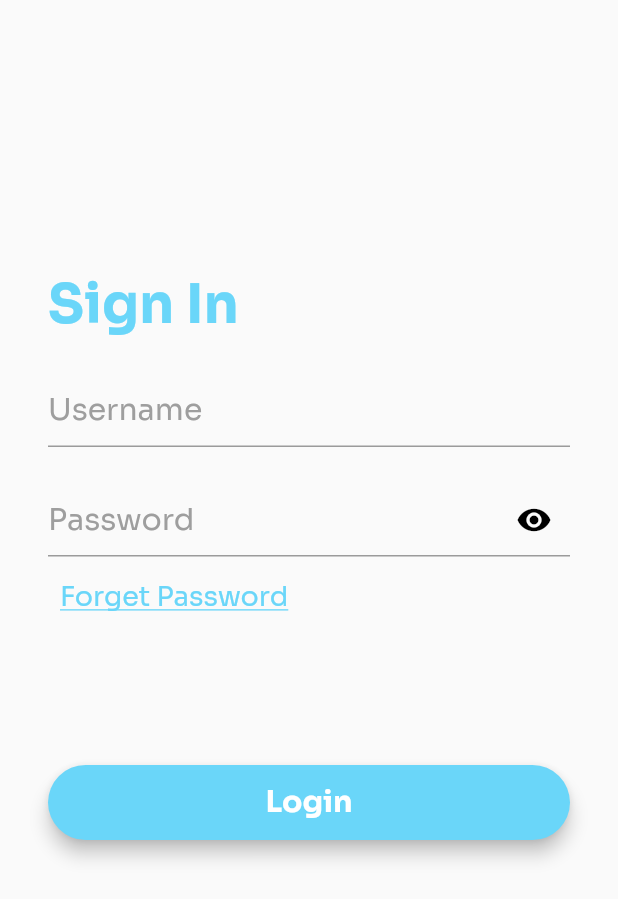
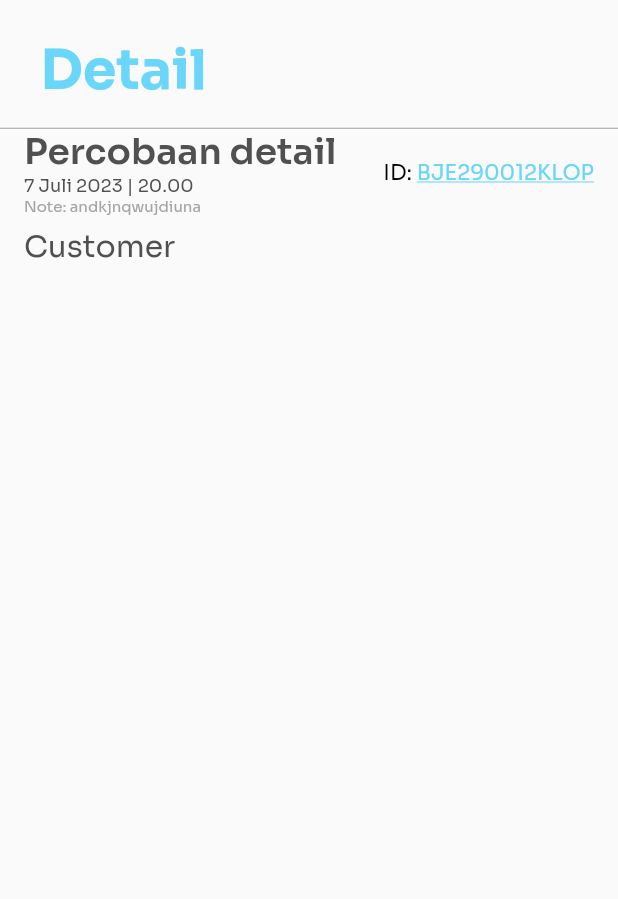
Before and after one commit to OrangJenius/coldstorage, a Flutter app: the screen it shows after launch, on a phone screen of 412 x 824 dp. Shown: the top 899 px of the screen. Run offline on Flutter 3.47's test engine with Material 2 defaults, Android fonts, the phone set to English and light mode, and no system bars.

Commit message:
splash screen C jadi dan detail

```diff
--- a/driver_cold_storage/lib/main.dart
+++ b/driver_cold_storage/lib/main.dart
@@ -1,5 +1,6 @@
 import 'package:flutter/material.dart';
 import 'screens/splashScreen.dart';
+import 'screens/detail_penjemputan.dart';
 
 void main() {
   runApp(const MainApp());
--- /dev/null
+++ b/driver_cold_storage/lib/screens/detail_penjemputan.dart
@@ -0,0 +1,133 @@
+import 'package:flutter/material.dart';
+
+class detail_Penjemputan extends StatefulWidget {
+  @override
+  _detailPenjemputanState createState() => _detailPenjemputanState();
+}
+
+class _detailPenjemputanState extends State<detail_Penjemputan> {
+  @override
+  Widget build(BuildContext context) {
+    return Scaffold(
+      body: SafeArea(
+        child: SingleChildScrollView(
+          child: Column(
+            children: [
+              Padding(
+                padding:
+                    EdgeInsets.only(left: 16, top: 24, bottom: 16, right: 263),
+                child: Text(
+                  "Detail",
+                  style: TextStyle(
+                    color: Color(0xFF6AD6F9),
+                    fontFamily: 'Sora',
+                    fontWeight: FontWeight.bold,
+                    fontSize: 36,
+                  ),
+                ),
+              ),
+              Divider(
+                height: 1,
+                color: Colors.grey,
+              ),
+              Row(
+                children: [
+                  Expanded(
+                    child: Column(
+                      crossAxisAlignment: CrossAxisAlignment.start,
+                      children: [
+                        Padding(
+                          padding: EdgeInsets.only(left: 16),
+                          child: Text(
+                            "Percobaan detail",
+                            style: TextStyle(
+                              fontFamily: 'Sora',
+                              fontWeight: FontWeight.w600,
+                              fontSize: 24,
+                              color: Color(0xFF505050),
+                            ),
+                          ),
+                        ),
+                        Padding(
+                          padding: const EdgeInsets.only(left: 16),
+                          child: Text(
+                            "7 Juli 2023 | 20.00",
+                            style: TextStyle(
+                              fontFamily: 'Sora',
+                              fontWeight: FontWeight.w400,
+                              fontSize: 12,
+                              color: Color(0xFF505050),
+                            ),
+                          ),
+                        ),
+                        Padding(
+                          padding: const EdgeInsets.only(left: 16),
+                          child: Text(
+                            "Note: andkjnqwujdiuna",
+                            style: TextStyle(
+                              fontFamily: 'Sora',
+                              fontWeight: FontWeight.w400,
+                              fontSize: 10,
+                              color: Color(0xFFA5A5A5),
+                            ),
+                          ),
+                        ),
+                      ],
+                    ),
+                  ),
+                  Padding(
+                    padding: const EdgeInsets.only(right: 16),
+                    child: RichText(
+                      text: TextSpan(
+                        children: [
+                          TextSpan(
+                            text: 'ID: ',
+                            style: TextStyle(
+                              fontSize: 14,
+                              fontWeight: FontWeight.w400,
+                              fontFamily: 'Sora',
+                              color: Colors.black,
+                            ),
+                          ),
+                          TextSpan(
+                            text: 'BJE290012KLOP',
+                            style: TextStyle(
+                              fontSize: 14,
+                              fontFamily: 'Sora',
+                              color: Color(0xFF6AD6F9),
+                              fontWeight: FontWeight.w400,
+                              decoration: TextDecoration.underline,
+                            ),
+                          ),
+                        ],
+                      ),
+                    ),
+                  ),
+                ],
+              ),
+              SizedBox(
+                height: 8,
+              ),
+              Row(
+                children: [
+                  Padding(
+                    padding: EdgeInsets.only(left: 16),
+                    child: Text(
+                      "Customer",
+                      style: TextStyle(
+                        fontFamily: 'Sora',
+                        fontSize: 20,
+                        fontWeight: FontWeight.w400,
+                        color: Color(0xFF505050),
+                      ),
+                    ),
+                  )
+                ],
+              )
+            ],
+          ),
+        ),
+      ),
+    );
+  }
+}
--- a/driver_cold_storage/lib/screens/login.dart
+++ b/driver_cold_storage/lib/screens/login.dart
@@ -7,93 +7,63 @@ class Login extends StatefulWidget {
 }
 
 class _loginState extends State<Login> {
-  bool _obscurePassword = true;
-  void _togglePasswordVisibility() {
-    setState(() {
-      _obscurePassword = !_obscurePassword;
-    });
-  }
-
   @override
   Widget build(BuildContext context) {
     return Scaffold(
       body: SafeArea(
-        child: SingleChildScrollView(
-          child: Column(
-            crossAxisAlignment: CrossAxisAlignment.start,
+        child: ListView(
           children: [
-              Padding(
-                padding: EdgeInsets.only(left: 32.0, top: 180),
+            Container(
+              padding:
+                  EdgeInsets.only(left: 56, right: 206, top: 189, bottom: 58),
               child: Text(
                 "Sign In",
                 style: TextStyle(
+                  fontFamily: 'Sora',
                   color: Color(0xFF6AD6F9),
                   fontSize: 36,
+                  fontStyle: FontStyle.normal,
                   fontWeight: FontWeight.w700,
-                      fontFamily: "Sora"),
+                ),
+              ),
+            ),
+            Container(
+              padding: EdgeInsets.symmetric(horizontal: 40),
+              child: Column(children: [
+                Padding(
+                  padding: EdgeInsets.only(bottom: 16),
+                  child: TextFormField(
+                    decoration: InputDecoration(hintText: "Username"),
                   ),
                 ),
                 Padding(
-                padding: EdgeInsets.only(left: 32, right: 32, top: 24),
+                  padding: EdgeInsets.only(bottom: 33.5),
                   child: TextFormField(
-                  style: TextStyle(fontSize: 20),
-                  decoration: InputDecoration(
-                      hintText: "Username",
-                      hintStyle: TextStyle(
-                          fontSize: 20,
-                          color: Colors.grey,
-                          fontFamily: "Sora")),
+                    decoration: InputDecoration(hintText: "Password"),
                   ),
                 ),
                 Padding(
-                padding: EdgeInsets.only(left: 32, right: 32, top: 24),
-                child: TextFormField(
-                    style: TextStyle(fontSize: 20),
-                    decoration: InputDecoration(
-                        hintText: "Password",
-                        suffixIcon: GestureDetector(
-                          onTap: _togglePasswordVisibility,
-                          child: Icon(
-                            _obscurePassword
-                                ? Icons.visibility
-                                : Icons.visibility_off,
-                            color: Colors.black,
-                          ),
-                        ),
-                        hintStyle: TextStyle(
-                            fontSize: 20,
-                            color: Colors.grey,
-                            fontFamily: "Sora")),
-                    obscureText: _obscurePassword),
-              ),
-              Padding(
-                padding: EdgeInsets.only(left: 40, right: 32, top: 16),
-                child: InkWell(
-                  onTap: () {
-                    print('Tombol teks ditekan!');
-                  },
+                  padding: EdgeInsets.only(bottom: 85, left: 16, right: 157),
                   child: Text(
-                    'Forget Password',
+                    "Forgot Password",
                     style: TextStyle(
-                        color: Color(0xFF6AD6F9),
-                        decoration: TextDecoration.underline,
-                        fontSize: 18,
-                        fontFamily: "Sora"),
-                  ),
+                        fontFamily: 'Sora',
+                        fontSize: 16,
+                        fontStyle: FontStyle.normal,
+                        fontWeight: FontWeight.w400,
+                        color: Color(0xFF6AD6F9)),
+                    textAlign: TextAlign.center,
                   ),
                 ),
                 Padding(
-                padding: EdgeInsets.symmetric(
-                    horizontal: 32,
-                    vertical: 100), // Padding horizontal 32 dan vertikal 24
+                  padding: EdgeInsets.symmetric(horizontal: 32, vertical: 100),
                   child: Container(
-                  width: double
-                      .infinity, // Ini akan membuat Container mengambil lebar maksimal yang tersedia.
-                  height:
-                      50, // Anda bisa mengatur tinggi tombol sesuai kebutuhan Anda.
+                    width: double.infinity,
+                    height: 50,
                     child: ElevatedButton(
                       style: ButtonStyle(
-                      shape: MaterialStateProperty.all<RoundedRectangleBorder>(
+                        shape:
+                            MaterialStateProperty.all<RoundedRectangleBorder>(
                           RoundedRectangleBorder(
                             borderRadius: BorderRadius.circular(
                                 30), // border radius sebesar 30
@@ -118,8 +88,9 @@ class _loginState extends State<Login> {
                     ),
                   ),
                 )
+              ]),
+            )
           ],
-          ),
         ),
       ),
     );
--- a/driver_cold_storage/lib/screens/splashScreen.dart
+++ b/driver_cold_storage/lib/screens/splashScreen.dart
@@ -1,5 +1,6 @@
 import 'package:flutter/material.dart';
 import 'login.dart';
+import 'detail_penjemputan.dart';
 
 class SplashScreen extends StatefulWidget {
   @override
@@ -19,7 +20,7 @@ class _SplashScreenState extends State<SplashScreen> {
 
     // Navigate to the main screen
     Navigator.of(context).pushReplacement(
-      MaterialPageRoute(builder: (context) => Login()),
+      MaterialPageRoute(builder: (context) => detail_Penjemputan()),
     );
   }
 
@@ -33,21 +34,8 @@ class _SplashScreenState extends State<SplashScreen> {
           children: [
             Padding(
               padding: EdgeInsets.only(top: 159, bottom: 98),
-              child: Image.asset('assets/c.png'),
+              child: Image.asset('assets/Ellipse 154.png'),
             ),
-            // Padding(
-            //   padding: EdgeInsets.only(top: 159, bottom: 98),
-            //   child: Text(
-            //     'C',
-            //     style: TextStyle(
-            //       fontSize: 200,
-            //       fontWeight: FontWeight.bold,
-            //       fontFamily: 'Montserrat',
-            //       color: Color(0xFF6AD6F9),
-            //       fontStyle: FontStyle.normal,
-            //     ),
-            //   ),
-            // ),
             RichText(
               text: TextSpan(
                 children: [
--- a/driver_cold_storage/pubspec.yaml
+++ b/driver_cold_storage/pubspec.yaml
@@ -22,11 +22,5 @@ flutter:
     - family: Sora
       fonts:
         - asset: fonts/Sora-VariableFont_wght.ttf
-    - family: Montserrat
-      fonts:
-        - asset: fonts/Montserrat-VariableFont_wght.ttf
-        - asset: fonts/Montserrat-Italic-VariableFont_wght.ttf
-        - style: italic
-
 
   uses-material-design: true
```
Also changed, not shown: driver_cold_storage/assets/Ellipse 154.png (added), driver_cold_storage/assets/c.png (deleted), driver_cold_storage/pubspec.lock. Lines whose indentation alone changed are shown as unchanged.
